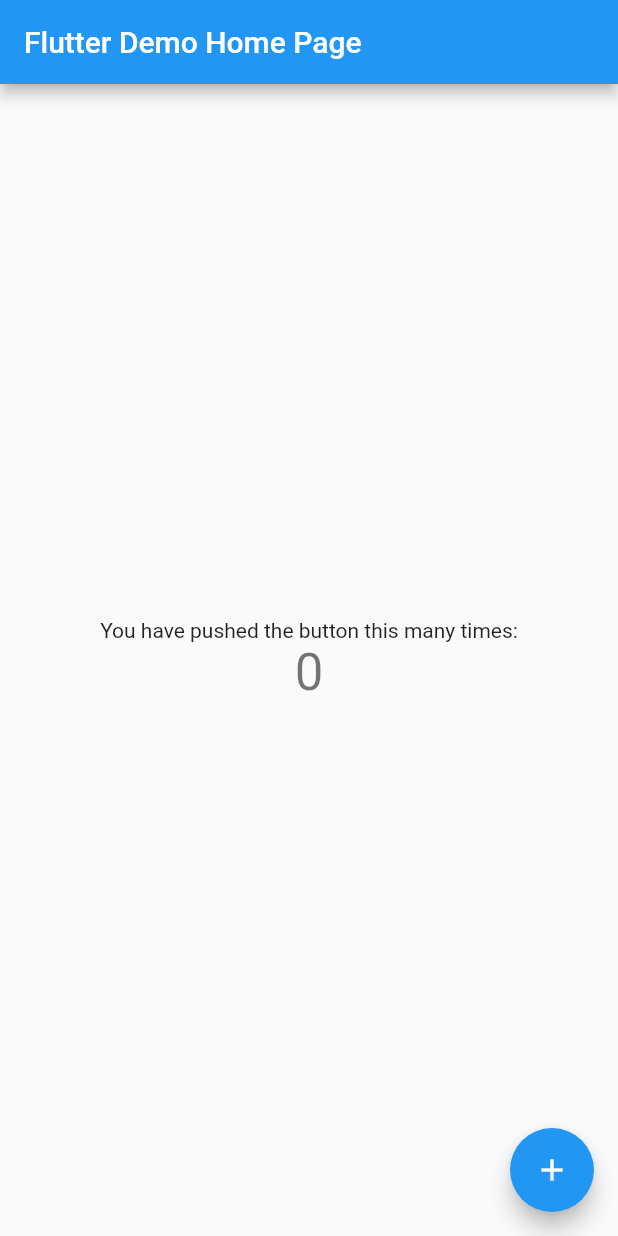
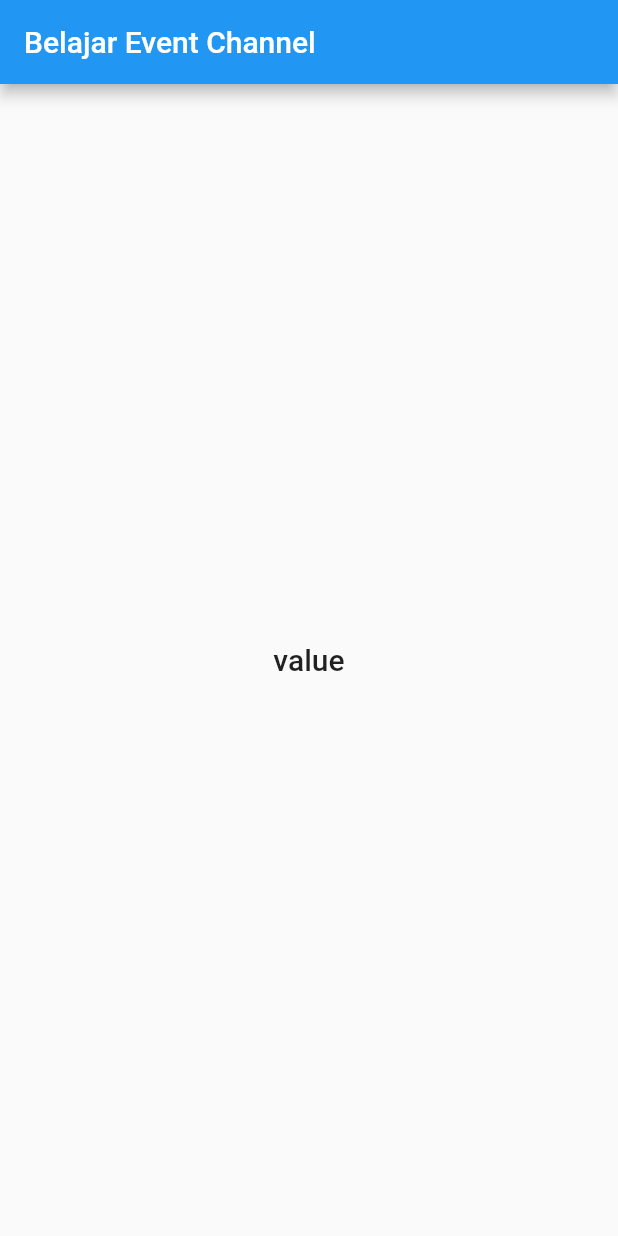
Before and after one commit to CoderJava/belajar-flutter-event-channel, a Flutter app: the screen it shows after launch, on a phone screen of 412 x 824 dp. Run offline on Flutter 3.47's test engine with Material 2 defaults, Android fonts, the phone set to English and light mode, and no system bars.

Commit message:
Buat fitur event channel untuk platform Android

```diff
--- a/lib/main.dart
+++ b/lib/main.dart
@@ -1,4 +1,5 @@
 import 'package:flutter/material.dart';
+import 'package:flutter/services.dart';
 
 void main() {
   runApp(const MyApp());
@@ -10,11 +11,11 @@ class MyApp extends StatelessWidget {
   @override
   Widget build(BuildContext context) {
     return MaterialApp(
-      title: 'Flutter Demo',
+      title: 'Belajar Event Channel',
       theme: ThemeData(
         primarySwatch: Colors.blue,
       ),
-      home: const MyHomePage(title: 'Flutter Demo Home Page'),
+      home: const MyHomePage(title: 'Belajar Event Channel'),
     );
   }
 }
@@ -29,12 +30,17 @@ class MyHomePage extends StatefulWidget {
 }
 
 class _MyHomePageState extends State<MyHomePage> {
-  int _counter = 0;
+  final eventChannel = const EventChannel('belajar_flutter_event_channel');
+  final valueNotifier = ValueNotifier<String>('value');
 
-  void _incrementCounter() {
-    setState(() {
-      _counter++;
+  @override
+  void initState() {
+    eventChannel.receiveBroadcastStream().listen((event) {
+      if (event is String) {
+        valueNotifier.value = event;
+      }
     });
+    super.initState();
   }
 
   @override
@@ -44,23 +50,15 @@ class _MyHomePageState extends State<MyHomePage> {
         title: Text(widget.title),
       ),
       body: Center(
-        child: Column(
-          mainAxisAlignment: MainAxisAlignment.center,
-          children: <Widget>[
-            const Text(
-              'You have pushed the button this many times:',
-            ),
-            Text(
-              '$_counter',
-              style: Theme.of(context).textTheme.headline4,
-            ),
-          ],
+        child: ValueListenableBuilder<String>(
+          valueListenable: valueNotifier,
+          builder: (BuildContext context, String value, Widget? child) {
+            return Text(
+              value,
+              style: Theme.of(context).textTheme.headline6,
+            );
+          },
         ),
-      ),
-      floatingActionButton: FloatingActionButton(
-        onPressed: _incrementCounter,
-        tooltip: 'Increment',
-        child: const Icon(Icons.add),
       ),
     );
   }
```
Also changed, not shown: 1 other file.
